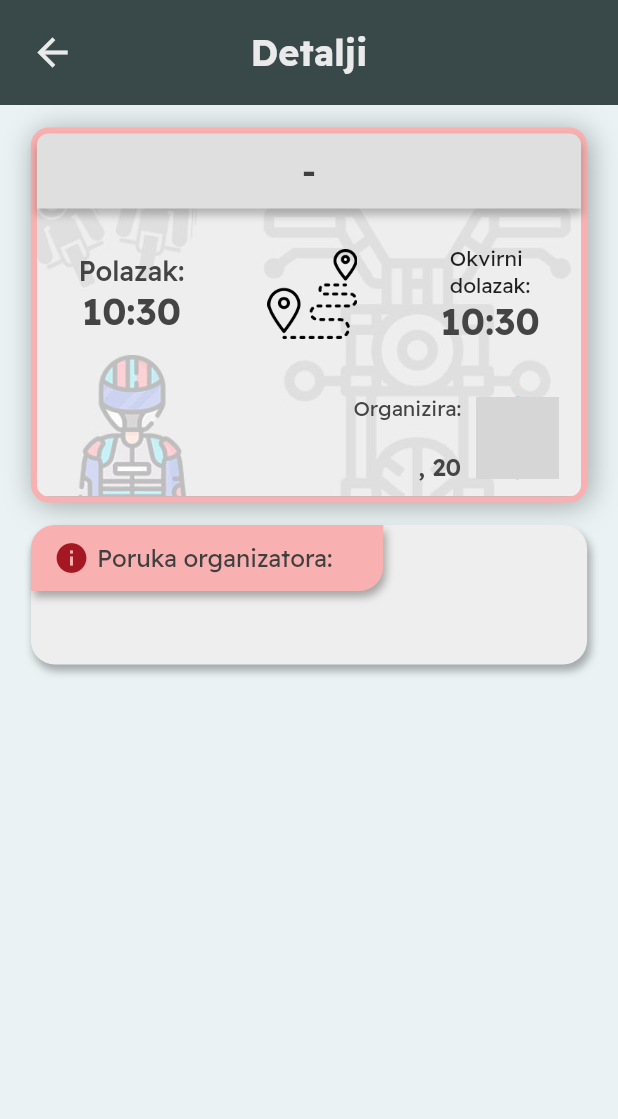
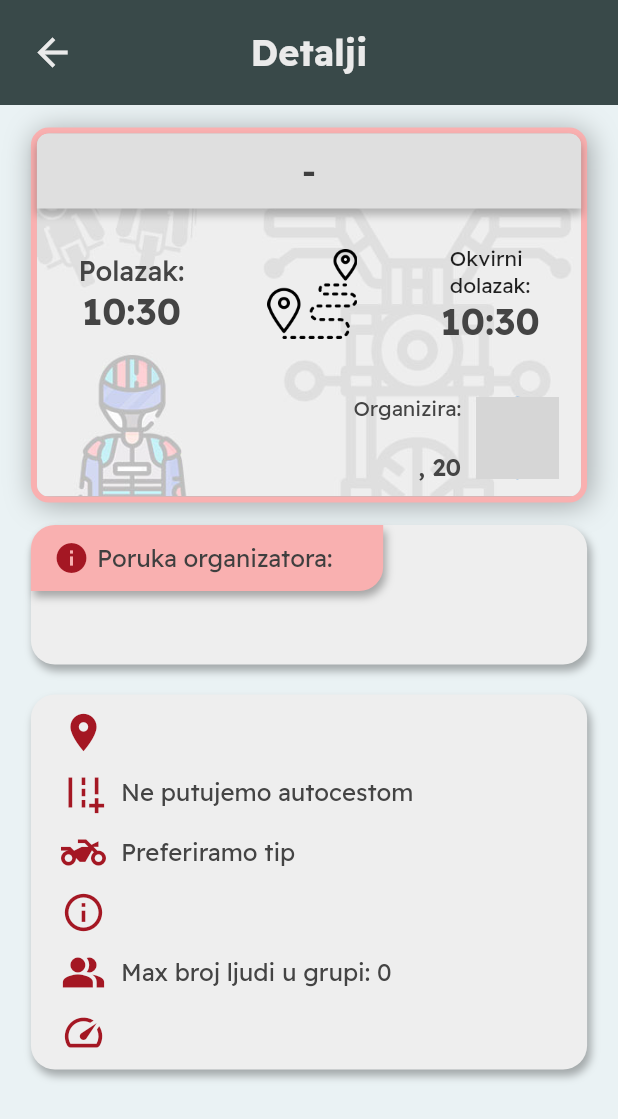
Before and after one commit to CroAnna/BikerZone, a Flutter app: the RideDetailsScreen screen opened directly with empty values, on a phone screen of 412 x 824 dp. Shown: the top 1119 px of the screen. Run offline on Flutter 3.47's test engine with Material 2 defaults, Android fonts, the phone set to English and light mode, and no system bars; our stand-ins replace cloud_firestore, dot_navigation_bar, firebase_auth, firebase_core, firebase_storage, image_picker; accounts and stored records are empty; network calls fail; grey boxes are pictures that could not be loaded.

Commit message:
[ADD] ride info

```diff
--- a/lib/screens/ride_details_screen.dart
+++ b/lib/screens/ride_details_screen.dart
@@ -13,6 +13,26 @@ class RideDetailsScreen extends StatelessWidget {
   @override
   Widget build(BuildContext context) {
     final screenWidth = MediaQuery.of(context).size.width;
+    final List<Map<String, dynamic>> itemsList;
+    itemsList = [
+      {"icon": Icons.location_on, "text": ride.exactStartingPoint},
+      {
+        "icon": Icons.add_road,
+        "text": ride.highway ? "Putujemo autocestom" : "Ne putujemo autocestom"
+      },
+      {
+        "icon": Icons.two_wheeler,
+        "text": ride.acceptType == "Svi motori"
+            ? "Prihvaćamo sve tipove motora"
+            : "Preferiramo tip ${ride.acceptType}"
+      },
+      {"icon": Icons.info_outline, "text": ride.exactStartingPoint},
+      {
+        "icon": Icons.people_alt,
+        "text": "Max broj ljudi u grupi: ${ride.maxPeople}"
+      },
+      {"icon": Icons.speed, "text": ride.pace},
+    ];
 
     return Scaffold(
       backgroundColor: const Color(0xFFEAF2F4),
@@ -26,6 +46,7 @@ class RideDetailsScreen extends StatelessWidget {
                 rightIcon: null),
             DetailsCard1(screenWidth: screenWidth, ride: ride, user: user),
             DetailsCard2(screenWidth: screenWidth, ride: ride, user: user),
+            DetailsCard3(screenWidth: screenWidth, itemsList: itemsList),
           ],
         ),
       )),
@@ -272,3 +293,71 @@ class DetailsCard2 extends StatelessWidget {
     );
   }
 }
+
+class DetailsCard3 extends StatelessWidget {
+  const DetailsCard3({
+    super.key,
+    required this.screenWidth,
+    required this.itemsList,
+  });
+
+  final double screenWidth;
+  final dynamic itemsList;
+
+  @override
+  Widget build(BuildContext context) {
+    return Container(
+      height: 250,
+      width: screenWidth * 0.9,
+      decoration: BoxDecoration(
+        color: const Color(0xFFEEEEEE),
+        borderRadius: BorderRadius.circular(16),
+        boxShadow: [
+          BoxShadow(
+            color: Colors.black.withOpacity(0.3),
+            blurRadius: 4,
+            offset: const Offset(2, 4),
+          )
+        ],
+      ),
+      margin: const EdgeInsets.only(top: 20),
+      child: Padding(
+        padding: const EdgeInsets.symmetric(horizontal: 10.0, vertical: 5.0),
+        child: Column(
+          children: [
+            Flexible(
+              child: ListView.builder(
+                physics: const NeverScrollableScrollPhysics(),
+                itemCount: itemsList.length,
+                itemBuilder: (BuildContext context, int index) {
+                  return Padding(
+                    padding:
+                        const EdgeInsets.symmetric(horizontal: 10, vertical: 5),
+                    child: Row(
+                      children: [
+                        Icon(
+                          itemsList[index]["icon"],
+                          color: const Color(0xFFA41723),
+                          size: 30,
+                        ),
+                        const SizedBox(width: 10.0),
+                        Expanded(
+                          child: Text(
+                            itemsList[index]["text"],
+                            softWrap: true,
+                            style: const TextStyle(
+                                fontSize: 16, color: Color(0xFF444444)),
+                          ),
+                        ),
+                      ],
+                    ),
+                  );
+                },
+              ),
+            )
+          ],
+        ),
+      ),
+    );
+  }
+}
```
